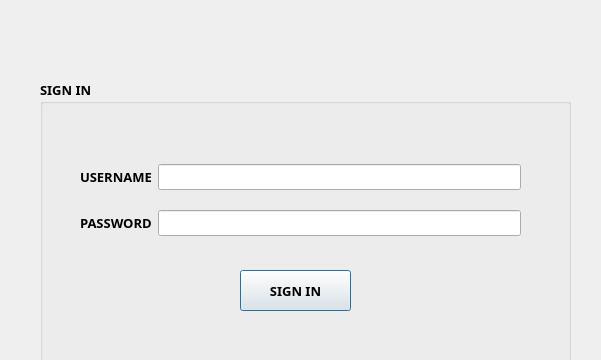
Qt form signin.ui (WiddershinsNH/Story-Minder) before a commit; both pictures show x 140 to 741 and y 0 to 360 of the 872 by 560 pixel window.
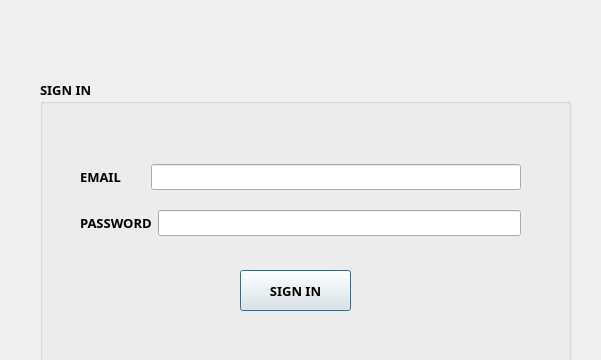
The same form after that commit.

Diff of the .ui file:
```diff
--- a/signin.ui
+++ b/signin.ui
@@ -46,7 +46,7 @@
      <string>SIGN IN</string>
     </property>
    </widget>
-   <widget class="QWidget" name="">
+   <widget class="QWidget" name="layoutWidget">
     <property name="geometry">
      <rect>
       <x>40</x>
@@ -61,7 +61,7 @@
        <item>
         <widget class="QLabel" name="label_username">
          <property name="text">
-          <string>USERNAME</string>
+          <string>EMAIL       </string>
          </property>
         </widget>
        </item>
```
Left out of the diff: 10 changed lines with no effect on the pictures.
